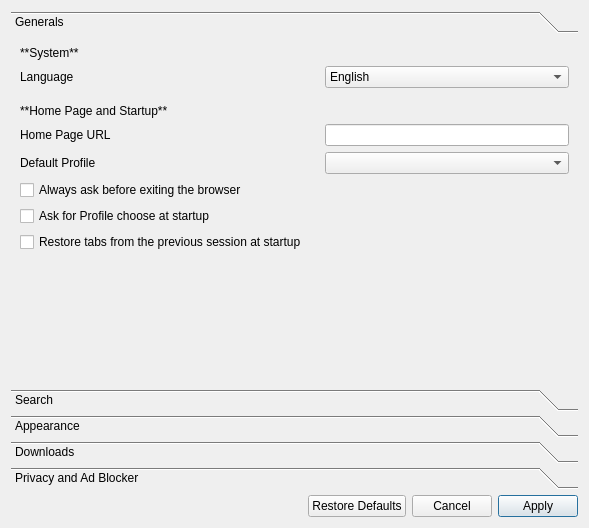
The window that src/ui/preferences.ui (SamuGallo-06/otus-browser) describes before a commit, drawn with Qt 5.
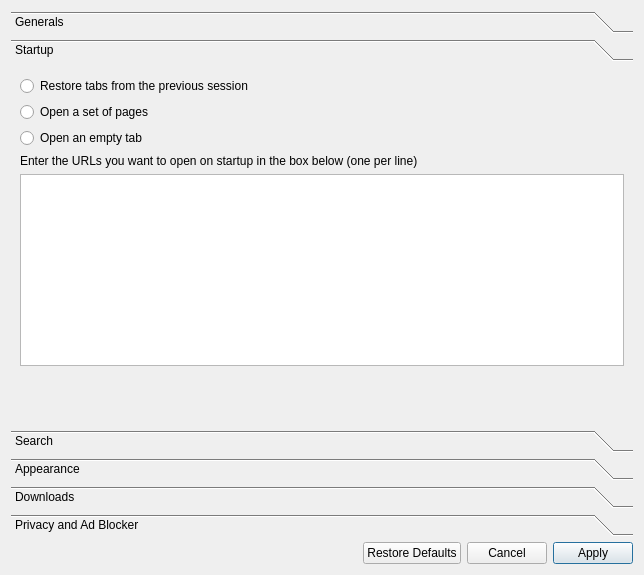
The same window after the commit. The open tabs and pages were chosen to show the change. Icons and pictures are not drawn.

Commit message: feat: enhance startup options with session restoration and custom pages

Patch:
```diff
--- a/src/ui/preferences.ui
+++ b/src/ui/preferences.ui
@@ -6,8 +6,8 @@
    <rect>
     <x>0</x>
     <y>0</y>
-    <width>589</width>
-    <height>528</height>
+    <width>644</width>
+    <height>575</height>
    </rect>
   </property>
   <property name="windowTitle">
@@ -79,15 +79,15 @@
       <number>3</number>
      </property>
      <property name="tabSpacing">
-      <number>4</number>
+      <number>6</number>
      </property>
      <widget class="QWidget" name="generals">
       <property name="geometry">
        <rect>
         <x>0</x>
         <y>0</y>
-        <width>571</width>
-        <height>328</height>
+        <width>626</width>
+        <height>333</height>
        </rect>
       </property>
       <attribute name="label">
@@ -101,17 +101,17 @@
          </property>
         </widget>
        </item>
-       <item row="5" column="0" colspan="4">
+       <item row="5" column="0" colspan="2">
         <widget class="QLabel" name="label_6">
          <property name="text">
-          <string>**Home Page and Startup**</string>
+          <string>**Home Page and Profiles**</string>
          </property>
          <property name="textFormat">
           <enum>Qt::TextFormat::MarkdownText</enum>
          </property>
         </widget>
        </item>
-       <item row="11" column="0">
+       <item row="10" column="0">
         <spacer name="verticalSpacer_2">
          <property name="orientation">
           <enum>Qt::Orientation::Vertical</enum>
@@ -131,36 +131,36 @@
          </property>
         </widget>
        </item>
-       <item row="4" column="0">
-        <spacer name="verticalSpacer_3">
-         <property name="orientation">
-          <enum>Qt::Orientation::Vertical</enum>
-         </property>
-         <property name="sizeType">
-          <enum>QSizePolicy::Policy::Fixed</enum>
-         </property>
-         <property name="sizeHint" stdset="0">
-          <size>
-           <width>20</width>
-           <height>10</height>
-          </size>
-         </property>
-        </spacer>
-       </item>
-       <item row="8" column="0" colspan="4">
+       <item row="2" column="0">
         <widget class="QCheckBox" name="alwaysAskBeforeExitCheckbox">
          <property name="text">
           <string>Always ask before exiting the browser</string>
          </property>
         </widget>
        </item>
-       <item row="6" column="3">
+       <item row="4" column="0">
+        <spacer name="verticalSpacer_3">
+         <property name="orientation">
+          <enum>Qt::Orientation::Vertical</enum>
+         </property>
+         <property name="sizeType">
+          <enum>QSizePolicy::Policy::Fixed</enum>
+         </property>
+         <property name="sizeHint" stdset="0">
+          <size>
+           <width>20</width>
+           <height>10</height>
+          </size>
+         </property>
+        </spacer>
+       </item>
+       <item row="6" column="1">
         <widget class="QLineEdit" name="homePageUrlField"/>
        </item>
-       <item row="7" column="3">
+       <item row="7" column="1">
         <widget class="QComboBox" name="profilesComboBox"/>
        </item>
-       <item row="1" column="3">
+       <item row="1" column="1">
         <widget class="QComboBox" name="languageComboBox">
          <item>
           <property name="text">
@@ -174,7 +174,7 @@
          </item>
         </widget>
        </item>
-       <item row="0" column="0" colspan="4">
+       <item row="0" column="0" colspan="2">
         <widget class="QLabel" name="label_8">
          <property name="text">
           <string>**System**</string>
@@ -191,17 +191,71 @@
          </property>
         </widget>
        </item>
-       <item row="9" column="0" colspan="4">
+       <item row="9" column="0" colspan="2">
         <widget class="QCheckBox" name="askForProfileChooseCheckbox">
          <property name="text">
           <string>Ask for Profile choose at startup</string>
          </property>
         </widget>
        </item>
-       <item row="10" column="0">
-        <widget class="QCheckBox" name="restoreSessionCheckBox">
+      </layout>
+     </widget>
+     <widget class="QWidget" name="startup">
+      <attribute name="label">
+       <string>Startup</string>
+      </attribute>
+      <layout class="QGridLayout" name="gridLayout_7">
+       <item row="0" column="0">
+        <widget class="QRadioButton" name="restoreSessionRadioButton">
          <property name="text">
-          <string>Restore tabs from the previous session at startup</string>
+          <string>Restore tabs from the previous session</string>
+         </property>
+        </widget>
+       </item>
+       <item row="1" column="0">
+        <widget class="QRadioButton" name="useStartupPagesRadioButton">
+         <property name="text">
+          <string>Open a set of pages</string>
+         </property>
+        </widget>
+       </item>
+       <item row="2" column="0">
+        <widget class="QRadioButton" name="emptyTabRadioButton">
+         <property name="text">
+          <string>Open an empty tab</string>
+         </property>
+        </widget>
+       </item>
+       <item row="5" column="0">
+        <spacer name="verticalSpacer_7">
+         <property name="orientation">
+          <enum>Qt::Orientation::Vertical</enum>
+         </property>
+         <property name="sizeHint" stdset="0">
+          <size>
+           <width>20</width>
+           <height>40</height>
+          </size>
+         </property>
+        </spacer>
+       </item>
+       <item row="3" column="0">
+        <widget class="QLabel" name="label_15">
+         <property name="text">
+          <string>Enter the URLs you want to open on startup in the box below (one per line)</string>
+         </property>
+        </widget>
+       </item>
+       <item row="4" column="0">
+        <widget class="QTextEdit" name="startupPages">
+         <property name="sizePolicy">
+          <sizepolicy hsizetype="Expanding" vsizetype="Minimum">
+           <horstretch>0</horstretch>
+           <verstretch>0</verstretch>
+          </sizepolicy>
+         </property>
+         <property name="acceptRichText">
+          <bool>false</bool>
          </property>
         </widget>
        </item>
```
Left out of the diff: 18 changed lines with no effect on the pictures. The commit also changes 4 other files.
